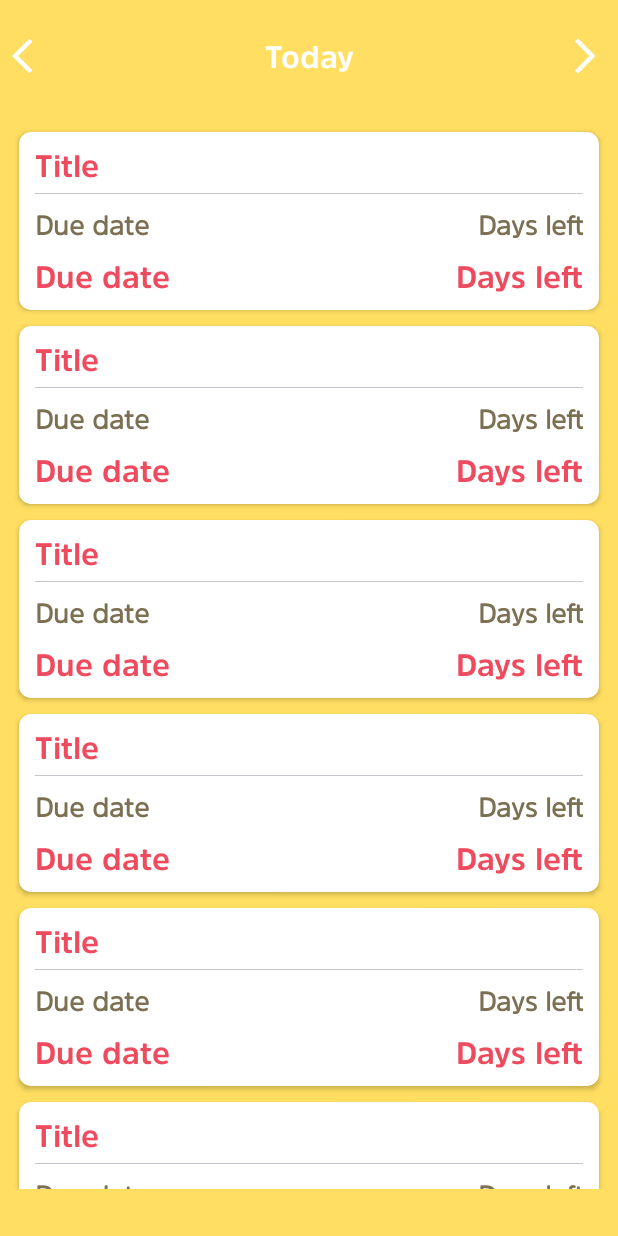
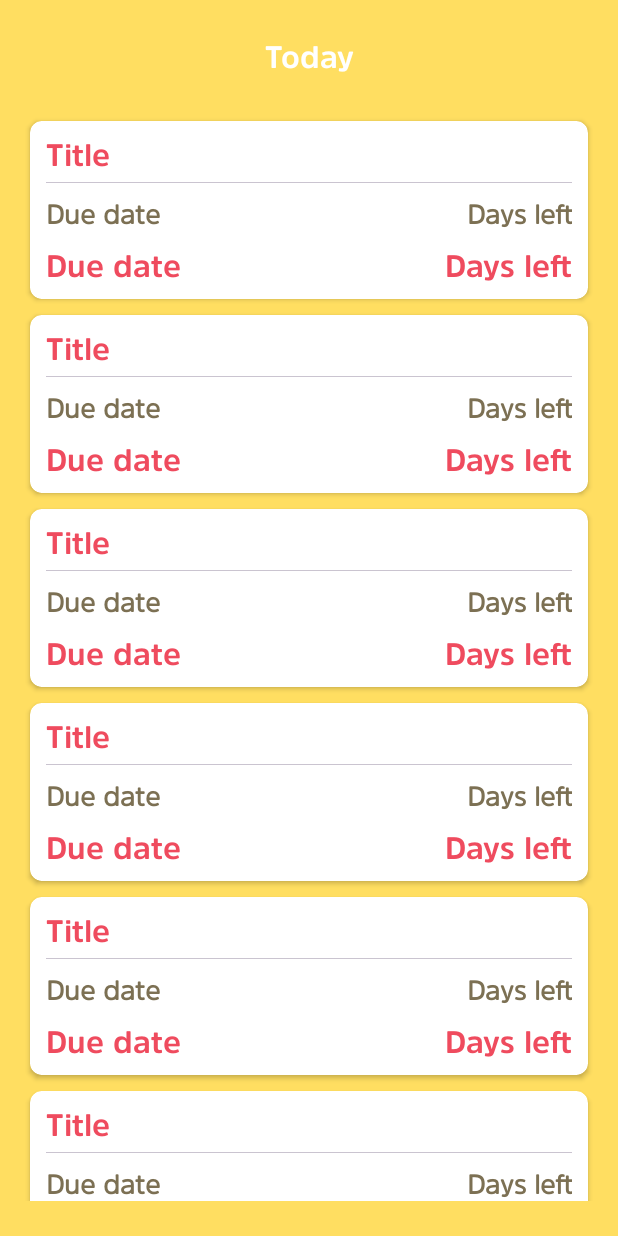
Before and after one commit to AbuBakarKaleem/SmartTask, an Android app: the layout fragment_tasks.xml on its own in the app's theme, with its tools: preview values and no code run, on a phone screen of 412 x 824 dp. Run offline under Robolectric (Android 15) with nearby library versions, the phone set to English and light mode, and no system bars; network calls fail.

Commit message:
Some Changes

```diff
--- a/app/src/main/java/com/smarttask/ui/fragments/tasks/TasksListAdapter.kt
+++ b/app/src/main/java/com/smarttask/ui/fragments/tasks/TasksListAdapter.kt
@@ -36,26 +36,8 @@ class TasksListAdapter(private val listener: (Tasks) -> Unit) :
                 titleView.text = model.title
                 dueDateView.text = model.formatedDueDate
                 daysLeftView.text = model.daysLeft
-                if (model.status == 1) {
-                    updateTaskViewColors(itemBinding, R.color.color_green)
-                    statusIcon.setImageDrawable(itemBinding.root.context.getDrawableCompat(R.drawable.btn_resolved))
-                    statusIcon.show()
-                } else if (model.status == 2) {
-                    updateTaskViewColors(itemBinding, R.color.color_red)
-                    statusIcon.setImageDrawable(itemBinding.root.context.getDrawableCompat(R.drawable.btn_unresolved))
-                    statusIcon.show()
-                }
                 itemBinding.root.setOnClickListener { listener.invoke(model) }
 
-            }
-        }
-
-        private fun updateTaskViewColors(binding: ItemTasksBinding, colorRes: Int) {
-            binding.apply {
-                val color = itemBinding.root.context.getColorStateListCompat(colorRes)
-                titleView.setTextColor(color)
-                daysLeftView.setTextColor(color)
-                dueDateView.setTextColor(color)
             }
         }
     }
--- a/app/src/main/res/layout/fragment_tasks.xml
+++ b/app/src/main/res/layout/fragment_tasks.xml
@@ -8,49 +8,33 @@
     android:background="@color/color_yellow"
     tools:context=".ui.fragments.tasks.TasksFragment">
 
-    <ImageView
-        android:id="@+id/previousTaskView"
-        android:layout_width="wrap_content"
-        android:layout_height="wrap_content"
-        android:layout_marginStart="@dimen/_6sdp"
-        android:layout_marginTop="@dimen/_18sdp"
-        android:src="@drawable/ic_arrow_back"
-        app:layout_constraintStart_toStartOf="parent"
-        app:layout_constraintTop_toTopOf="parent" />
 
     <TextView
-        android:id="@+id/DayTaskView"
+        android:id="@+id/headingView"
         style="@style/headingStyle"
         android:layout_width="0dp"
         android:layout_height="wrap_content"
+        android:layout_marginHorizontal="@dimen/_12sdp"
+        android:layout_marginTop="@dimen/_18sdp"
         android:gravity="center"
-        android:text="@string/today"
+        android:text="@string/tasks"
         android:textColor="@color/white"
-        app:layout_constraintBottom_toBottomOf="@id/previousTaskView"
-        app:layout_constraintEnd_toStartOf="@id/nextTaskView"
-        app:layout_constraintStart_toEndOf="@+id/previousTaskView"
-        app:layout_constraintTop_toTopOf="@id/previousTaskView"
+        app:layout_constraintEnd_toEndOf="parent"
+        app:layout_constraintStart_toStartOf="parent"
+        app:layout_constraintTop_toTopOf="parent"
         tools:text="Today" />
 
-    <ImageView
-        android:id="@+id/nextTaskView"
-        android:layout_width="wrap_content"
-        android:layout_height="wrap_content"
-        android:layout_marginEnd="@dimen/_6sdp"
-        android:src="@drawable/ic_arrow_forward"
-        app:layout_constraintEnd_toEndOf="parent"
-        app:layout_constraintTop_toTopOf="@id/previousTaskView" />
 
     <androidx.recyclerview.widget.RecyclerView
         android:id="@+id/taskListView"
         android:layout_width="0dp"
         android:layout_height="0dp"
-        android:layout_marginVertical="@dimen/_24sdp"
+        android:layout_marginVertical="@dimen/_18sdp"
         app:layoutManager="androidx.recyclerview.widget.LinearLayoutManager"
         app:layout_constraintBottom_toBottomOf="parent"
-        app:layout_constraintEnd_toEndOf="@id/nextTaskView"
-        app:layout_constraintStart_toStartOf="@+id/previousTaskView"
-        app:layout_constraintTop_toBottomOf="@id/previousTaskView"
+        app:layout_constraintEnd_toEndOf="@id/headingView"
+        app:layout_constraintStart_toStartOf="@+id/headingView"
+        app:layout_constraintTop_toBottomOf="@id/headingView"
         tools:itemCount="12"
         tools:listitem="@layout/item_tasks" />
 
@@ -75,7 +59,7 @@
         app:layout_constraintBottom_toTopOf="@+id/noTasksNote"
         app:layout_constraintEnd_toEndOf="parent"
         app:layout_constraintStart_toStartOf="parent"
-        app:layout_constraintTop_toBottomOf="@+id/previousTaskView" />
+        app:layout_constraintTop_toBottomOf="@+id/headingView" />
 
     <TextView
         android:id="@+id/noTasksNote"
--- a/app/src/main/res/layout/item_tasks.xml
+++ b/app/src/main/res/layout/item_tasks.xml
@@ -21,21 +21,11 @@
             android:layout_width="0dp"
             android:layout_height="match_parent"
             android:ellipsize="end"
-            android:maxLines="3"
-            app:layout_constraintEnd_toStartOf="@+id/statusIcon"
+            android:maxLines="5"
+            app:layout_constraintEnd_toEndOf="parent"
             app:layout_constraintStart_toStartOf="parent"
             app:layout_constraintTop_toTopOf="parent"
             tools:text="Title" />
-
-        <ImageView
-            android:id="@+id/statusIcon"
-            android:layout_width="15dp"
-            android:layout_height="15dp"
-            android:visibility="gone"
-            android:src="@drawable/btn_unresolved"
-            app:layout_constraintEnd_toEndOf="parent"
-            app:layout_constraintTop_toTopOf="@+id/titleView"
-            app:layout_constraintBottom_toBottomOf="@+id/titleView"/>
 
         <com.google.android.material.divider.MaterialDivider
             android:id="@+id/divider"
--- a/app/src/main/res/values/strings.xml
+++ b/app/src/main/res/values/strings.xml
@@ -4,7 +4,7 @@
     <string name="text_close">Close</string>
     <string name="hello_blank_fragment">Hello blank fragment</string>
     <string name="no_task_for_today">No task for today</string>
-    <string name="today">Today</string>
+    <string name="tasks">Tasks</string>
     <string name="due_date">Due date</string>
     <string name="days_left">Days left</string>
     <string name="task_detail">Task Detail</string>
```
